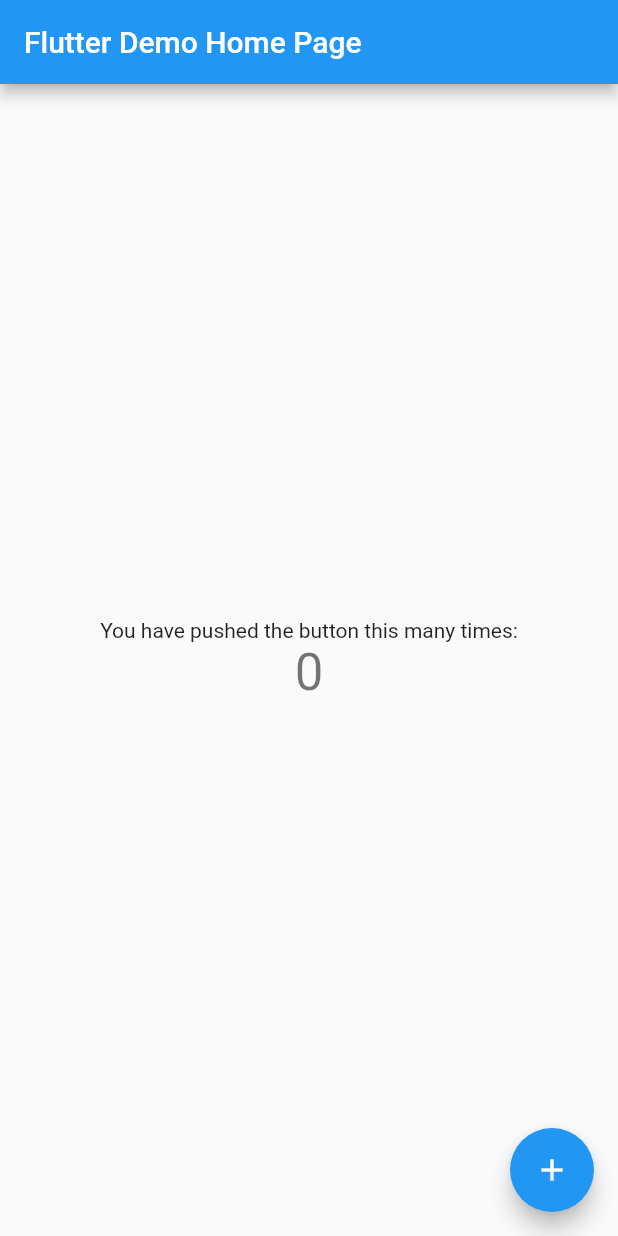
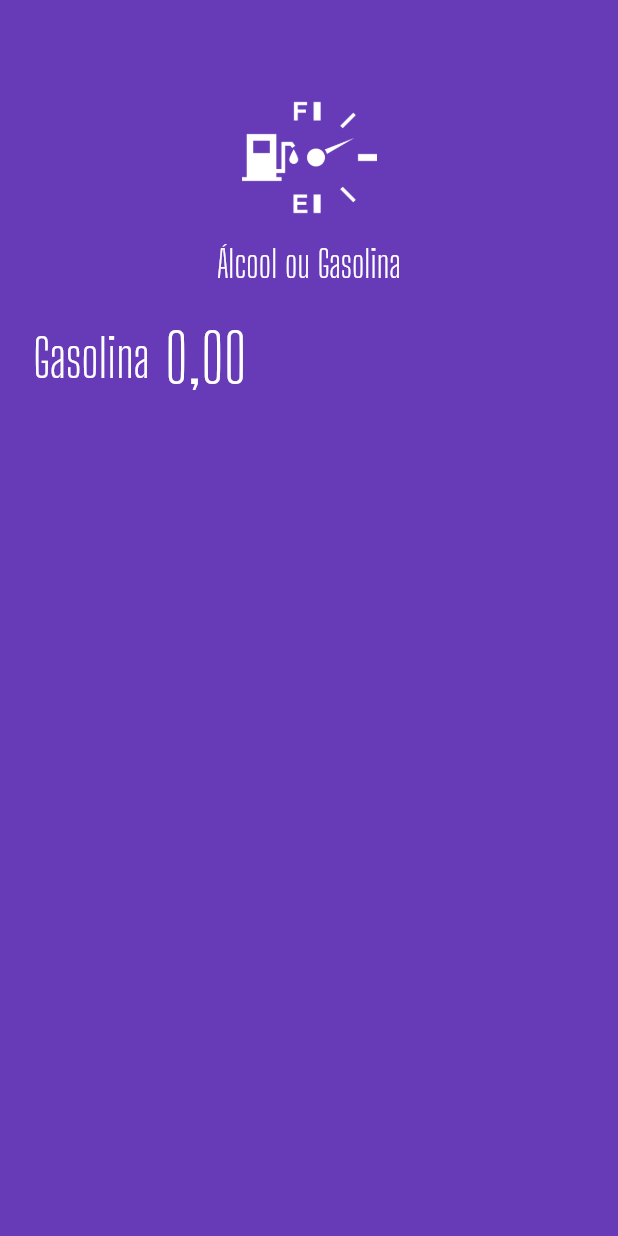
Before and after one commit to MiltonQuirino/gasolina_alcool, a Flutter app: the screen it shows after launch, on a phone screen of 412 x 824 dp. Run offline on Flutter 3.47's test engine with Material 2 defaults, Android fonts, the phone set to English and light mode, and no system bars; our stand-ins replace flutter_masked_text.

Commit message:
first commit

```diff
--- a/lib/main.dart
+++ b/lib/main.dart
@@ -1,4 +1,6 @@
 import 'package:flutter/material.dart';
+import 'package:flutter_masked_text/flutter_masked_text.dart';
+import 'package:gasolina_alcool/widgets/logo.widget.dart';
 
 void main() {
   runApp(const MyApp());
@@ -14,9 +16,57 @@ class MyApp extends StatelessWidget {
       title: 'Alcool ou Gasolina',
       debugShowCheckedModeBanner: false,
       theme: ThemeData(
-        primarySwatch: Colors.blue,
+        primarySwatch: Colors.deepPurple,
       ),
-      home: const MyHomePage(title: 'Flutter Demo Home Page'),
+      home: HomePage(),
+    );
+  }
+}
+
+class HomePage extends StatelessWidget {
+  HomePage({Key? key}) : super(key: key);
+
+  var _gasCtrl = MoneyMaskedTextController();
+
+  @override
+  Widget build(BuildContext context) {
+    return Scaffold(
+      backgroundColor: Theme.of(context).primaryColor,
+      body: ListView(
+        children: <Widget>[
+          const Logo(),
+          Row(
+            children: <Widget>[
+              Container(
+                width: 100,
+                alignment: Alignment.centerRight,
+                child: Text(
+                  "Gasolina",
+                  style: TextStyle(
+                    color: Colors.white,
+                    fontSize: 35,
+                    fontFamily: "Big shoulders Display",
+                  ),
+                ),
+              ),
+              SizedBox(
+                width: 10,
+              ),
+              Expanded(
+                child: TextFormField(
+                  controller: _gasCtrl,
+                  keyboardType: TextInputType.number,
+                  style: const TextStyle(
+                      color: Colors.white,
+                      fontSize: 45,
+                      fontFamily: "Big Shoulders Display"),
+                  decoration: const InputDecoration(border: InputBorder.none),
+                ),
+              )
+            ],
+          ),
+        ],
+      ),
     );
   }
 }
--- /dev/null
+++ b/lib/widgets/logo.widget.dart
@@ -0,0 +1,33 @@
+import 'package:flutter/material.dart';
+
+class Logo extends StatelessWidget {
+  const Logo({Key? key}) : super(key: key);
+
+  @override
+  Widget build(BuildContext context) {
+    return Column(children: <Widget>[
+      SizedBox(
+        height: 60,
+      ),
+      Image.asset(
+        "assets/images/aog-white.png",
+        height: 90,
+      ),
+      const SizedBox(
+        height: 10,
+      ),
+      const Text(
+        "Álcool ou Gasolina",
+        style: TextStyle(
+          color: Colors.white,
+          fontSize: 25,
+          fontFamily: "Big Shoulders Display",
+        ),
+        textAlign: TextAlign.center,
+      ),
+      SizedBox(
+        height: 10,
+      )
+    ]);
+  }
+}
```
Also changed, not shown: pubspec.yaml (+9 -8 lines), assets/fonts/BigShouldersDisplay-Light.ttf (added), assets/images/aog-white.png (added), pubspec.lock.
